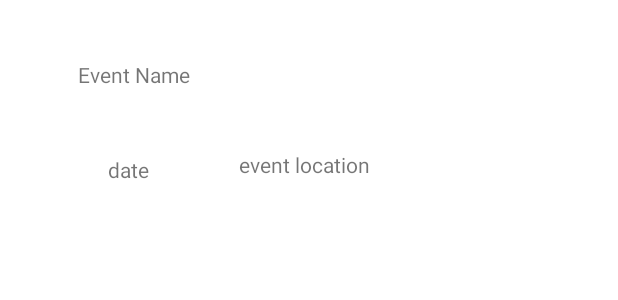
After one commit to ndatumuremyi/ImageSlider, an Android app: the layout row_of_event.xml on its own in the app's theme, with its tools: preview values and no code run, on a phone screen of 412 x 824 dp. The commit adds this screen. Shown: the top 300 px of the screen. Run offline under Robolectric (Android 15) with nearby library versions, the phone set to English and light mode, and no system bars.

Commit message:
adding recycler view

```diff
--- a/app/src/main/java/com/example/imageslider/model/EventC.java
+++ b/app/src/main/java/com/example/imageslider/model/EventC.java
@@ -31,6 +31,12 @@ public class EventC {
     }
 
     public EventC() {
+    }
+
+    public EventC(String name, String date, String location) {
+        this.name = name;
+        this.date = date;
+        this.location = location;
     }
 
     public EventC(String name, String date, String location, ArrayList<Category> categories) {
--- /dev/null
+++ b/app/src/main/res/layout/row_of_event.xml
@@ -0,0 +1,38 @@
+<?xml version="1.0" encoding="utf-8"?>
+<androidx.constraintlayout.widget.ConstraintLayout xmlns:android="http://schemas.android.com/apk/res/android"
+    xmlns:app="http://schemas.android.com/apk/res-auto"
+    xmlns:tools="http://schemas.android.com/tools"
+    android:layout_width="match_parent"
+    android:layout_height="wrap_content">
+
+    <TextView
+        android:id="@+id/eventName"
+        android:layout_width="wrap_content"
+        android:layout_height="wrap_content"
+        android:layout_marginStart="52dp"
+        android:layout_marginTop="40dp"
+        android:text="Event Name"
+        app:layout_constraintStart_toStartOf="parent"
+        app:layout_constraintTop_toTopOf="parent" />
+
+    <TextView
+        android:id="@+id/eventDate"
+        android:layout_width="wrap_content"
+        android:layout_height="wrap_content"
+        android:layout_marginStart="72dp"
+        android:layout_marginTop="44dp"
+        android:text="date"
+        app:layout_constraintStart_toStartOf="parent"
+        app:layout_constraintTop_toBottomOf="@+id/eventName" />
+
+    <TextView
+        android:id="@+id/eventLocation"
+        android:layout_width="wrap_content"
+        android:layout_height="wrap_content"
+        android:layout_marginStart="60dp"
+        android:layout_marginTop="100dp"
+        android:text="event location"
+        app:layout_constraintStart_toEndOf="@+id/eventDate"
+        app:layout_constraintTop_toTopOf="parent" />
+
+</androidx.constraintlayout.widget.ConstraintLayout>
```
Also changed, not shown: app/src/main/java/com/example/imageslider/EventPlannerActivity.java (+47 -2 lines), app/src/main/java/com/example/imageslider/adapters/EventAdapter.java (added, +43 -0 lines), app/src/main/java/com/example/imageslider/adapters/EventViewHolder.java (added, +31 -0 lines).
